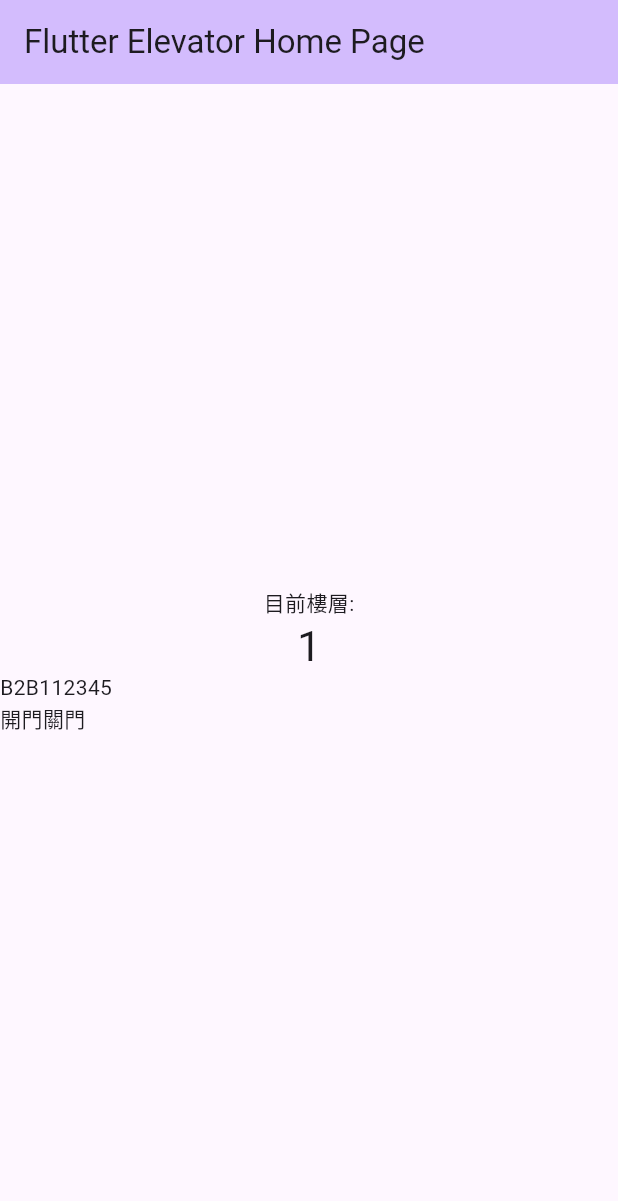
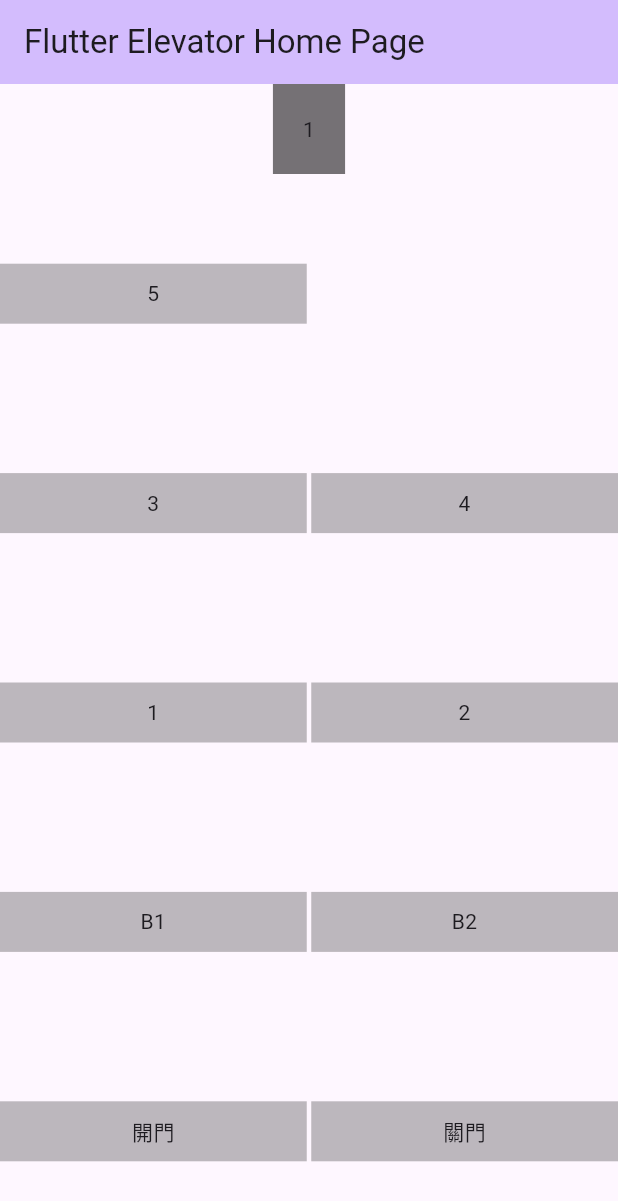
Before and after one commit to ytcheng-dev/kids-elevator, a Flutter app: the screen it shows after launch, on a phone screen of 412 x 824 dp. Shown: the top 1201 px of the screen. Run offline on Flutter 3.47's test engine with Material 3 defaults, Android fonts, the phone set to English and light mode, and no system bars.

Commit message:
排版練習

```diff
--- a/app/lib/main.dart
+++ b/app/lib/main.dart
@@ -46,38 +46,74 @@ class MyHomePage extends StatelessWidget {
     return Scaffold(
       appBar: AppBar(
         backgroundColor: Theme.of(context).colorScheme.inversePrimary,
-        title: Text('$title')
+        title: Text(title)
       ),
-      body: Center(
+      body: Column(
+        mainAxisAlignment: MainAxisAlignment.start,
+        children: <Widget>[
+          Row(
+            mainAxisAlignment: MainAxisAlignment.spaceAround,
+            children: <Widget>[
+              Container(
+                padding: EdgeInsets.all(20),
+                color: Colors.black54,
+                child: Text('1', textAlign: TextAlign.center)
+              )
+            ],
+          ),
+          const SizedBox(height: 10),
+          Expanded(
             child: Column(
-          mainAxisAlignment: MainAxisAlignment.center,
+              mainAxisAlignment: MainAxisAlignment.spaceAround,
               children: <Widget>[
-            const Text(
-              '目前樓層:',
+                Row(
+                  children: <Widget>[
+                    Expanded(child: _getButtonContainer('5')),
+                    const SizedBox(width: 3),
+                    const Spacer()
+                  ],
                 ),
-            Text(
-              '1',
-              style: Theme.of(context).textTheme.headlineMedium,
+                Row(
+                  children: <Widget>[
+                    Expanded(child: _getButtonContainer('3')),
+                    const SizedBox(width: 3),
+                    Expanded(child: _getButtonContainer('4'))
+                  ],
                 ),
-            const Row(
+                Row(
                   children: <Widget>[
-                Text('B2'),
-                Text('B1'),
-                Text('1'),
-                Text('2'),
-                Text('3'),
-                Text('4'),
-                Text('5'),
-              ]),
-            const Row(
+                    Expanded(child: _getButtonContainer('1')),
+                    const SizedBox(width: 3),
+                    Expanded(child: _getButtonContainer('2'))
+                  ],
+                ),
+                Row(
                   children: <Widget>[
-                Text('開門'),
-                Text('關門')
+                    Expanded(child: _getButtonContainer('B1')),
+                    const SizedBox(width: 3),
+                    Expanded(child: _getButtonContainer('B2'))
+                  ],
+                ),
+                Row(
+                  children: <Widget>[
+                    Expanded(child: _getButtonContainer('開門')),
+                    const SizedBox(width: 3),
+                    Expanded(child: _getButtonContainer('關門'))
                   ],
                 )
               ]
-        ),
+            )
+          )
+        ]
       )
     );
   }
 }
+
+Container _getButtonContainer(String btnText) {
+  return Container(
+    padding: const EdgeInsets.all(10),
+    color: Colors.black26,
+    child: Text(btnText, textAlign: TextAlign.center)
+  );
+}
```
Lines whose indentation alone changed are shown as unchanged.
